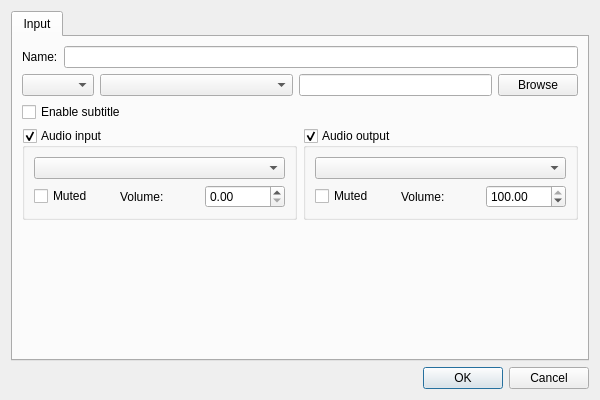
Before: the Qt Designer form Plugins/Player/DlgPlayer.ui in KangLin/RabbitRemoteControl, drawn with Qt 5.
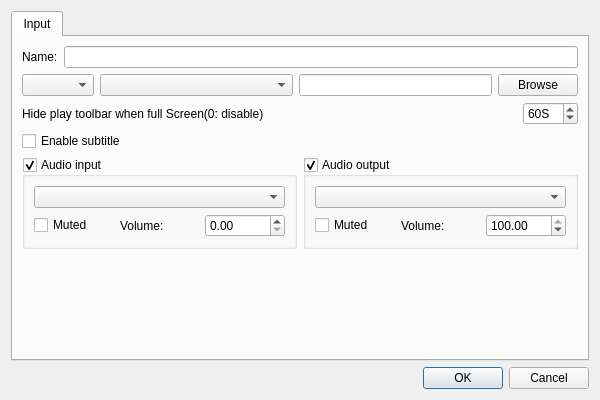
After: the same form once the commit is applied.

Commit message: Plugins::Player: add hide tool bar

Patch:
```diff
--- a/Plugins/Player/DlgPlayer.ui
+++ b/Plugins/Player/DlgPlayer.ui
@@ -54,7 +54,83 @@
          </item>
         </layout>
        </item>
+       <item row="1" column="0">
+        <layout class="QHBoxLayout" name="horizontalLayout">
+         <item>
+          <widget class="QComboBox" name="cmbType"/>
+         </item>
+         <item>
+          <widget class="QComboBox" name="cmbCamera">
+           <property name="sizePolicy">
+            <sizepolicy hsizetype="Expanding" vsizetype="Fixed">
+             <horstretch>0</horstretch>
+             <verstretch>0</verstretch>
+            </sizepolicy>
+           </property>
+          </widget>
+         </item>
+         <item>
+          <widget class="QLineEdit" name="leUrl"/>
+         </item>
+         <item>
+          <widget class="QPushButton" name="pbUrlBrowse">
+           <property name="text">
+            <string>Browse</string>
+           </property>
+          </widget>
+         </item>
+        </layout>
+       </item>
+       <item row="2" column="0">
+        <layout class="QHBoxLayout" name="horizontalLayout_4">
+         <item>
+          <widget class="QLabel" name="lbHideToolBar">
+           <property name="sizePolicy">
+            <sizepolicy hsizetype="Expanding" vsizetype="Preferred">
+             <horstretch>0</horstretch>
+             <verstretch>0</verstretch>
+            </sizepolicy>
+           </property>
+           <property name="text">
+            <string>Hide play toolbar when full Screen(0: disable)</string>
+           </property>
+          </widget>
+         </item>
+         <item>
+          <widget class="QSpinBox" name="spHideToolBar">
+           <property name="sizePolicy">
+            <sizepolicy hsizetype="Preferred" vsizetype="Fixed">
+             <horstretch>0</horstretch>
+             <verstretch>0</verstretch>
+            </sizepolicy>
+           </property>
+           <property name="suffix">
+            <string>S</string>
+           </property>
+           <property name="maximum">
+            <number>999</number>
+           </property>
+           <property name="value">
+            <number>60</number>
+           </property>
+          </widget>
+         </item>
+        </layout>
+       </item>
        <item row="3" column="0">
+        <widget class="QCheckBox" name="cbEnableSubtitle">
+         <property name="sizePolicy">
+          <sizepolicy hsizetype="Expanding" vsizetype="Fixed">
+           <horstretch>0</horstretch>
+           <verstretch>0</verstretch>
+          </sizepolicy>
+         </property>
+         <property name="text">
+          <string>Enable subtitle</string>
+         </property>
+        </widget>
+       </item>
+       <item row="4" column="0">
         <layout class="QHBoxLayout" name="horizontalLayout_11">
          <item>
           <widget class="QGroupBox" name="gbAudioInput">
@@ -141,34 +217,7 @@
          </item>
         </layout>
        </item>
-       <item row="1" column="0">
-        <layout class="QHBoxLayout" name="horizontalLayout">
-         <item>
-          <widget class="QComboBox" name="cmbType"/>
-         </item>
-         <item>
-          <widget class="QComboBox" name="cmbCamera">
-           <property name="sizePolicy">
-            <sizepolicy hsizetype="Expanding" vsizetype="Fixed">
-             <horstretch>0</horstretch>
-             <verstretch>0</verstretch>
-            </sizepolicy>
-           </property>
-          </widget>
-         </item>
-         <item>
-          <widget class="QLineEdit" name="leUrl"/>
-         </item>
-         <item>
-          <widget class="QPushButton" name="pbUrlBrowse">
-           <property name="text">
-            <string>Browse</string>
-           </property>
-          </widget>
-         </item>
-        </layout>
-       </item>
-       <item row="4" column="0">
+       <item row="5" column="0">
         <spacer name="verticalSpacer">
          <property name="orientation">
           <enum>Qt::Orientation::Vertical</enum>
@@ -181,13 +230,6 @@
          </property>
         </spacer>
        </item>
-       <item row="2" column="0">
-        <widget class="QCheckBox" name="cbEnableSubtitle">
-         <property name="text">
-          <string>Enable subtitle</string>
-         </property>
-        </widget>
-       </item>
       </layout>
      </widget>
     </widget>
```
The commit also changes 11 other files.
